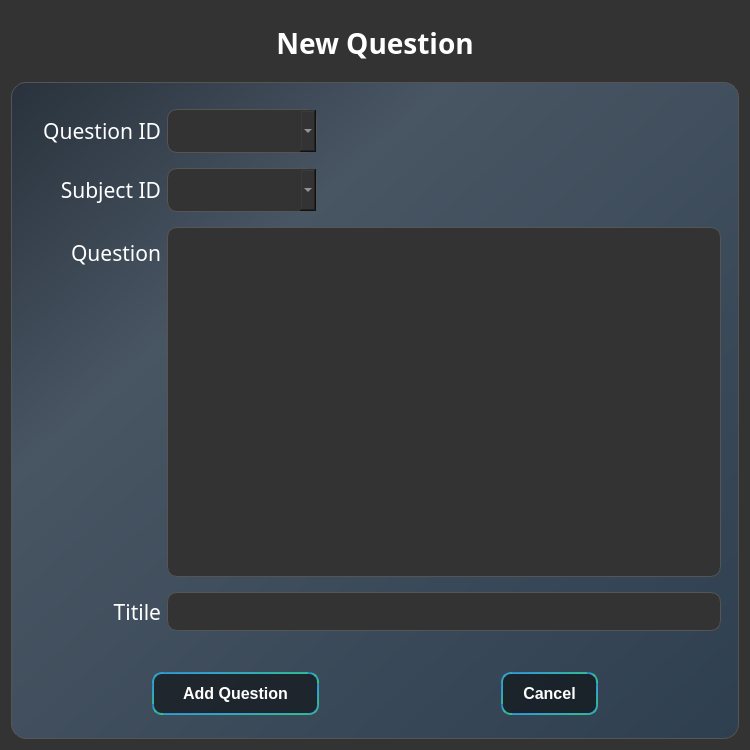
Old version of the form lab/src/lab/newqns.ui in the repository vyshnav20/Department-Management-and-Learning-Platform.
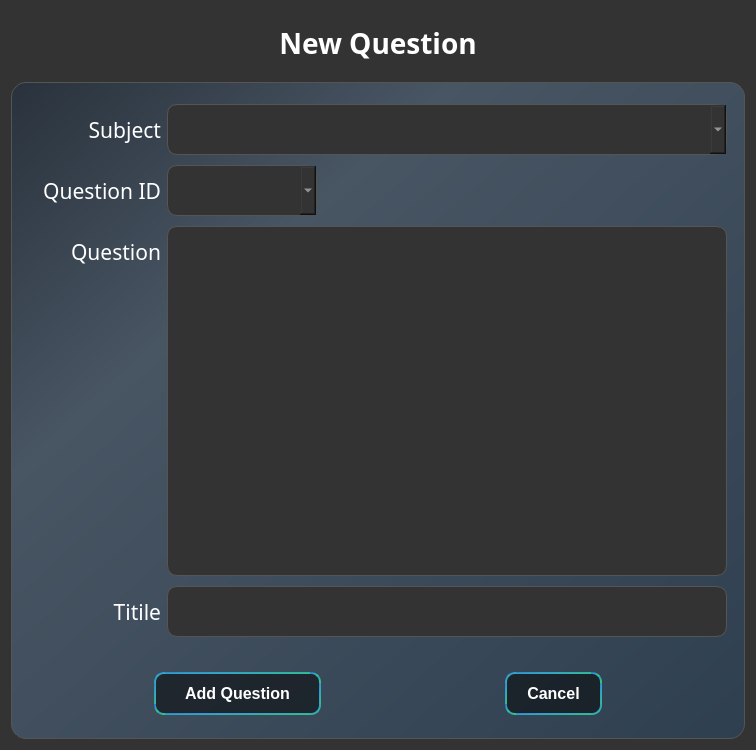
New version of the form. Icons and pictures are not drawn.

The edit to the form file:
```diff
--- a/lab/src/lab/newqns.ui
+++ b/lab/src/lab/newqns.ui
@@ -6,13 +6,23 @@
    <rect>
     <x>0</x>
     <y>0</y>
-    <width>750</width>
+    <width>753</width>
     <height>750</height>
    </rect>
   </property>
+  <property name="sizePolicy">
+   <sizepolicy hsizetype="Fixed" vsizetype="Fixed">
+    <horstretch>0</horstretch>
+    <verstretch>0</verstretch>
+   </sizepolicy>
+  </property>
   <property name="windowTitle">
    <string>New Question</string>
   </property>
+  <property name="windowIcon">
+   <iconset resource="icon.qrc">
+    <normaloff>:/icons/mainicon.png</normaloff>:/icons/mainicon.png</iconset>
+  </property>
   <property name="styleSheet">
    <string notr="true">#Newqns { background-color: #333333;}
 
@@ -101,7 +111,7 @@
         </property>
         <layout class="QFormLayout" name="formLayout">
          <item row="0" column="0">
-          <widget class="QLabel" name="label_2">
+          <widget class="QLabel" name="label_6">
            <property name="minimumSize">
             <size>
              <width>132</width>
@@ -115,7 +125,7 @@
             </font>
            </property>
            <property name="text">
-            <string>Question ID</string>
+            <string>Subject</string>
            </property>
            <property name="alignment">
             <set>Qt::AlignRight|Qt::AlignTrailing|Qt::AlignVCenter</set>
@@ -123,6 +133,30 @@
           </widget>
          </item>
          <item row="0" column="1">
+          <widget class="QComboBox" name="comboBox_3">
+           <property name="minimumSize">
+            <size>
+             <width>560</width>
+             <height>30</height>
+            </size>
+           </property>
+           <property name="maximumSize">
+            <size>
+             <width>150</width>
+             <height>16777215</height>
+            </size>
+           </property>
+           <property name="font">
+            <font>
+             <family>Agency FB</family>
+             <pointsize>20</pointsize>
+             <weight>75</weight>
+             <bold>true</bold>
+            </font>
+           </property>
+          </widget>
+         </item>
+         <item row="1" column="1">
           <widget class="QComboBox" name="comboBox_2">
            <property name="minimumSize">
             <size>
@@ -139,13 +173,15 @@
            <property name="font">
             <font>
              <family>Agency FB</family>
-             <pointsize>16</pointsize>
+             <pointsize>20</pointsize>
+             <weight>75</weight>
+             <bold>true</bold>
             </font>
            </property>
           </widget>
          </item>
          <item row="1" column="0">
-          <widget class="QLabel" name="label_6">
+          <widget class="QLabel" name="label_2">
            <property name="minimumSize">
             <size>
              <width>132</width>
@@ -159,51 +195,7 @@
             </font>
            </property>
            <property name="text">
-            <string>Subject ID</string>
-           </property>
-           <property name="alignment">
-            <set>Qt::AlignRight|Qt::AlignTrailing|Qt::AlignVCenter</set>
-           </property>
-          </widget>
-         </item>
-         <item row="1" column="1">
-          <widget class="QComboBox" name="comboBox_3">
-           <property name="minimumSize">
-            <size>
-             <width>0</width>
-             <height>30</height>
-            </size>
-           </property>
-           <property name="maximumSize">
-            <size>
-             <width>150</width>
-             <height>16777215</height>
-            </size>
-           </property>
-           <property name="font">
-            <font>
-             <family>Agency FB</family>
-             <pointsize>16</pointsize>
-            </font>
-           </property>
-          </widget>
-         </item>
-         <item row="2" column="0">
-          <widget class="QLabel" name="label_3">
-           <property name="minimumSize">
-            <size>
-             <width>132</width>
-             <height>0</height>
-            </size>
-           </property>
-           <property name="font">
-            <font>
-             <family>Orbitron</family>
-             <pointsize>16</pointsize>
-            </font>
-           </property>
-           <property name="text">
-            <string>Question</string>
+            <string>Question ID</string>
            </property>
            <property name="alignment">
             <set>Qt::AlignRight|Qt::AlignTrailing|Qt::AlignVCenter</set>
@@ -221,9 +213,33 @@
            <property name="font">
             <font>
              <family>Agency FB</family>
+             <pointsize>20</pointsize>
+             <weight>75</weight>
+             <bold>true</bold>
+            </font>
+           </property>
+          </widget>
+         </item>
+         <item row="2" column="0">
+          <widget class="QLabel" name="label_3">
+           <property name="minimumSize">
+            <size>
+             <width>132</width>
+             <height>0</height>
+            </size>
+           </property>
+           <property name="font">
+            <font>
+             <family>Orbitron</family>
              <pointsize>16</pointsize>
             </font>
            </property>
+           <property name="text">
+            <string>Question</string>
+           </property>
+           <property name="alignment">
+            <set>Qt::AlignRight|Qt::AlignTrailing|Qt::AlignVCenter</set>
+           </property>
           </widget>
          </item>
          <item row="3" column="0">
@@ -258,7 +274,10 @@
            </property>
            <property name="font">
             <font>
-             <pointsize>16</pointsize>
+             <family>Agency FB</family>
+             <pointsize>20</pointsize>
+             <weight>75</weight>
+             <bold>true</bold>
             </font>
            </property>
           </widget>
```
Left out of the diff: 4 changed lines with no effect on the pictures.
